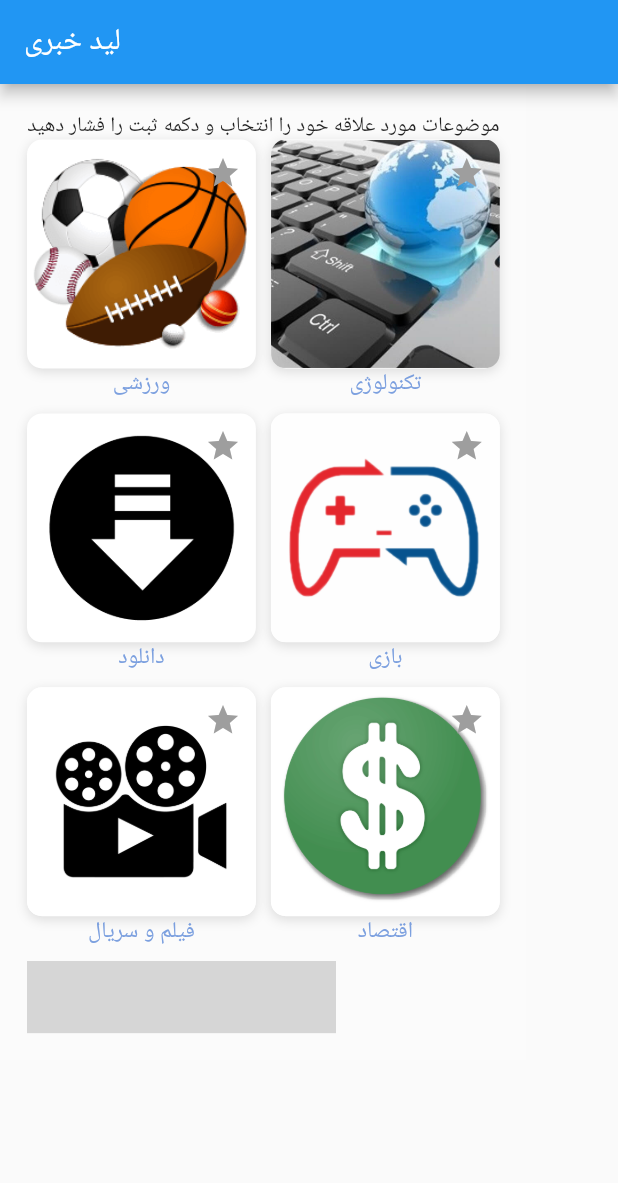
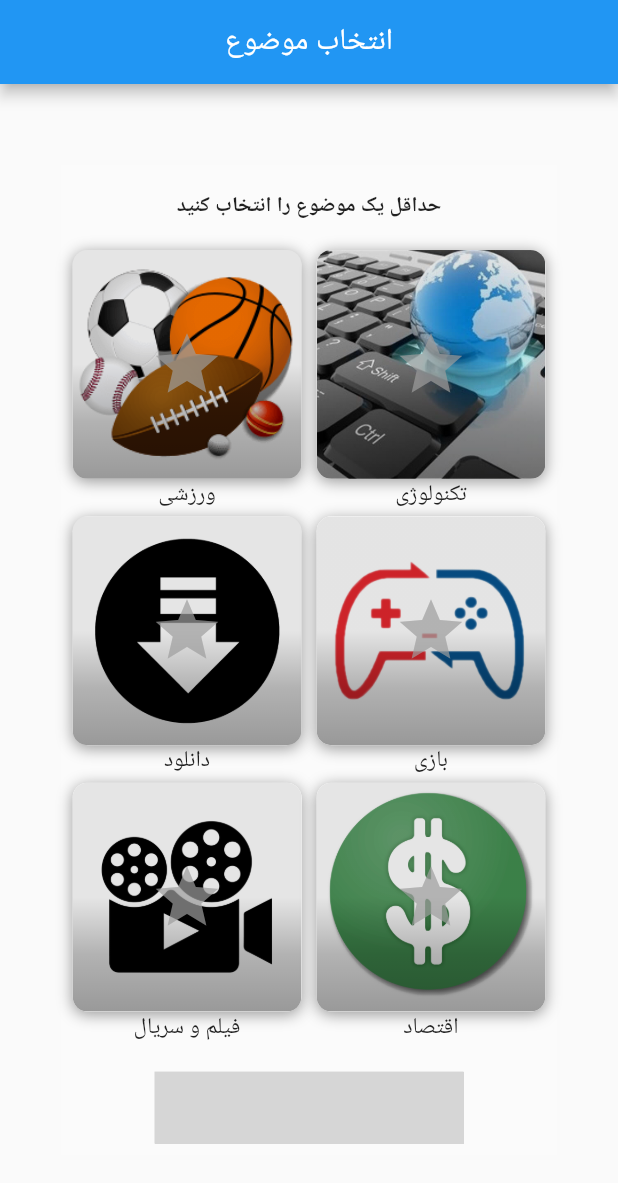
Before and after one commit to b3hzadsh/feeds, a Flutter app: the screen it shows after launch, on a phone screen of 412 x 824 dp. Shown: the top 1183 px of the screen. Run offline on Flutter 3.47's test engine with Material 2 defaults, Android fonts, the phone set to English and light mode, and no system bars; drawn by our look-alikes of show_up_animation; missing offline and left inert: nice_button; grey boxes are pictures that could not be loaded.

Commit message:
gradiant image - bolder title - mid column - space

```diff
--- a/lib/screens/choosing_cat_screen.dart
+++ b/lib/screens/choosing_cat_screen.dart
@@ -21,17 +21,21 @@ class _ChoosingCatScreenState extends State<ChoosingCatScreen> {
     var firstColor = Colors.blue[300], secondColor = Colors.blue[500];
     return Scaffold(
       appBar: AppBar(
-        title: Text("لید خبری"),
-        centerTitle: false,
+        title: Text(
+          "انتخاب موضوع",
         ),
-      body: Container(
+        centerTitle: true,
+      ),
+      body: Center(
+        child: Container(
           color: Colors.white12,
           // alignment: Alignment.topCenter,
           child: SingleChildScrollView(
             child: Padding(
-            padding: const EdgeInsets.all(18.0),
+              padding: const EdgeInsets.all(8.0),
               // child: AnimationLimiter(
               child: Column(
+                crossAxisAlignment: CrossAxisAlignment.center,
                 /* children: AnimationConfiguration.toStaggeredList(
                     duration: const Duration(milliseconds: 275),
                     childAnimationBuilder: (widget) => SlideAnimation(
@@ -41,16 +45,27 @@ class _ChoosingCatScreenState extends State<ChoosingCatScreen> {
                       ),
                     ), */
                 children: [
+                  SizedBox(
+                    height: 10,
+                  ),
                   myAnimatedWidget(
-                  Text(
-                    "موضوعات مورد علاقه خود را انتخاب و دکمه ثبت را فشار دهید",
+                      Container(
+                        child: Text(
+                          "حداقل یک موضوع را انتخاب کنید",
                           textAlign: TextAlign.center,
+                          style: TextStyle(
+                              fontWeight: FontWeight.bold,
+                              color: Colors.black87),
                         ),
+                      ),
+                      3),
+                  SizedBox(
+                    height: 20,
                   ),
                   Wrap(
                     // crossAxisAlignment: WrapCrossAlignment.center,
                     spacing: 10,
-                  runSpacing: 10,
+                    runSpacing: 5,
                     children: [
                       myAnimatedWidget(
                           CatCard(
@@ -59,7 +74,7 @@ class _ChoosingCatScreenState extends State<ChoosingCatScreen> {
                             imageUrl: "assets/images/ball.png",
                             // sport is 0
                           ),
-                    ),
+                          4),
                       myAnimatedWidget(
                           CatCard(
                             cardColor: Colors.white,
@@ -67,7 +82,7 @@ class _ChoosingCatScreenState extends State<ChoosingCatScreen> {
                             imageUrl: "assets/images/IT.jpg",
                             // it is 1
                           ),
-                    ),
+                          5),
                       myAnimatedWidget(
                           CatCard(
                             cardColor: Colors.white,
@@ -75,7 +90,7 @@ class _ChoosingCatScreenState extends State<ChoosingCatScreen> {
                             imageUrl: "assets/images/dl.png",
                             // dl is 2
                           ),
-                    ),
+                          6),
                       myAnimatedWidget(
                           CatCard(
                             cardColor: Colors.white,
@@ -83,7 +98,7 @@ class _ChoosingCatScreenState extends State<ChoosingCatScreen> {
                             imageUrl: "assets/images/game.png",
                             // game is 3
                           ),
-                    ),
+                          7),
                       myAnimatedWidget(
                           CatCard(
                             cardColor: Colors.white,
@@ -91,7 +106,7 @@ class _ChoosingCatScreenState extends State<ChoosingCatScreen> {
                             imageUrl: "assets/images/movie.png",
                             // movie is 4
                           ),
-                    ),
+                          8),
                       myAnimatedWidget(
                           CatCard(
                             cardColor: Colors.white,
@@ -99,8 +114,14 @@ class _ChoosingCatScreenState extends State<ChoosingCatScreen> {
                             imageUrl: "assets/images/economy.png",
                             // movie is 4
                           ),
+                          9),
+                      // add economy politic
+                    ],
                   ),
-                    // add economy politic
+                  SizedBox(
+                    height: 20,
+                  ),
+                  myAnimatedWidget(
                       NiceButton(
                         width: MediaQuery.of(context).size.width / 2,
                         elevation: 2.0,
@@ -111,9 +132,8 @@ class _ChoosingCatScreenState extends State<ChoosingCatScreen> {
                         onPressed: () {
                           print("hello");
                         },
-                    )
-                  ],
                       ),
+                      10),
                 ], /*
                   ),
                 ), */
@@ -121,16 +141,17 @@ class _ChoosingCatScreenState extends State<ChoosingCatScreen> {
             ),
           ),
         ),
+      ),
     );
   }
 
-  Widget myAnimatedWidget(Widget widget) {
+  Widget myAnimatedWidget(Widget widget, int index) {
     return ShowUpAnimation(
-      delayStart: Duration(seconds: 1),
-      animationDuration: Duration(seconds: 1),
+      delayStart: Duration(milliseconds: 500 * index),
+      animationDuration: Duration(milliseconds: 500),
       curve: Curves.bounceIn,
-      direction: Direction.vertical,
-      offset: 0.5,
+      direction: Direction.horizontal,
+      offset: (index % 2 == 0) ? 0.6 : -0.6,
       child: widget,
     );
   }
--- a/lib/widgets/cat_widget.dart
+++ b/lib/widgets/cat_widget.dart
@@ -1,6 +1,5 @@
 import 'package:flutter/material.dart';
 import 'package:flutter/rendering.dart';
-// import 'package:shared_preferences/shared_preferences.dart';
 
 class CatCard extends StatefulWidget {
   final Color cardColor;
@@ -20,9 +19,6 @@ class _CatCardState extends State<CatCard> {
         setState(() {
           isTouch = isTouch ? false : true;
         });
-        //TODO better way to save this prefs and all favorites in shared prefs
-        /* SharedPreferences prefs = await SharedPreferences.getInstance();
-        prefs.setBool('firstLaunch', false); */
       },
       child: Column(
         crossAxisAlignment: CrossAxisAlignment.center,
@@ -35,18 +31,34 @@ class _CatCardState extends State<CatCard> {
               children: [
                 ClipRRect(
                   borderRadius: BorderRadius.circular(10),
-                  child: Image.asset(
-                    widget.imageUrl,
-                    fit: BoxFit.contain,
+                  child: Container(
+                    child: Container(
+                      decoration: BoxDecoration(
+                        gradient: LinearGradient(colors: [
+                          Colors.black.withOpacity(.4),
+                          Colors.black.withOpacity(.3),
+                          Colors.black.withOpacity(.1)
+                        ], begin: Alignment.bottomRight),
+                      ),
+                    ),
+                    decoration: BoxDecoration(
+                      image: DecorationImage(
+                          image: AssetImage(
+                            widget.imageUrl,
+                          ),
+                          fit: BoxFit.contain),
+                    ),
                   ),
                 ), //TODO clipRrect may need
-                Positioned(
-                  child: Icon(
-                    Icons.star,
-                    color: isTouch ? Colors.yellow : Colors.grey,
+                Center(
+                  child: Opacity(
+                    opacity: 0.7,
+                    child: Icon(
+                      Icons.star,
+                      color: isTouch ? Colors.yellow : Colors.grey,
+                      size: 50,
+                    ),
                   ),
-                  top: 10.0,
-                  right: 10.0,
                 ),
               ],
             ),
@@ -55,16 +67,16 @@ class _CatCardState extends State<CatCard> {
               color: widget.cardColor,
               boxShadow: [
                 BoxShadow(
-                    color: Colors.black12,
+                    color: Colors.black38,
                     offset: Offset(0, 2),
-                    blurRadius: 6.0)
+                    blurRadius: 8.0)
               ],
             ),
           ),
           Text(
             widget.title,
             style: TextStyle(
-              color: Color.fromRGBO(110, 150, 220, 0.9),
+              color: Colors.black87,
               fontSize: 15,
             ),
           )
```
Lines whose indentation alone changed are shown as unchanged.
